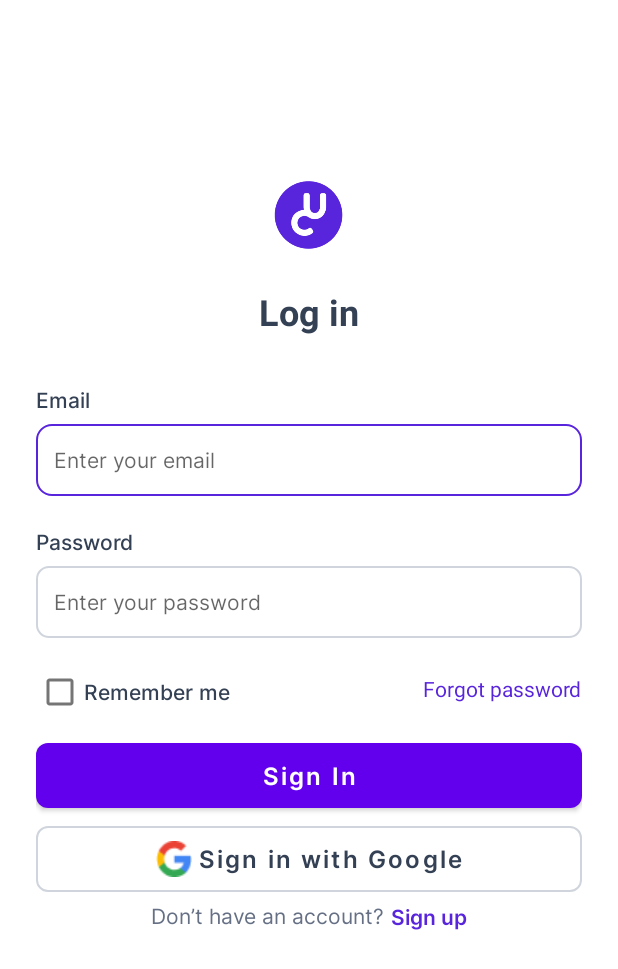
After one commit to Lumos-IL-Massive-Project/lapak-event-mobile-app, an Android app: the SignInActivity screen opened directly, with no data from a screen before it, on a phone screen of 412 x 824 dp. The commit adds this screen. Shown: the top 969 px of the screen. Run offline under Robolectric (Android 15) with nearby library versions, the phone set to English and light mode, and no system bars.

Commit message:
create sign in page & add redirection function

```diff
--- /dev/null
+++ b/app/src/main/java/com/example/connectus/activities/signin/SignInActivity.kt
@@ -0,0 +1,39 @@
+package com.example.connectus.activities.signin
+
+import android.content.Intent
+import android.os.Bundle
+import android.view.View
+import androidx.appcompat.app.AppCompatActivity
+import com.example.connectus.R
+import com.example.connectus.activities.MainActivity
+import com.example.connectus.activities.signup.SignUpActivity
+import com.example.connectus.databinding.ActivitySignInBinding
+
+class SignInActivity : AppCompatActivity(), View.OnClickListener {
+    private lateinit var binding: ActivitySignInBinding
+
+    override fun onCreate(savedInstanceState: Bundle?) {
+        super.onCreate(savedInstanceState)
+        binding = ActivitySignInBinding.inflate(layoutInflater)
+        setContentView(binding.root)
+
+        binding.signInButton.setOnClickListener(this)
+        binding.tvSignUpBtn.setOnClickListener(this)
+    }
+
+    override fun onClick(v: View?) {
+        when (v?.id) {
+            R.id.signInButton -> {
+                handleSignIn()
+            }
+
+            R.id.tvSignUpBtn -> {
+                startActivity(Intent(this, SignUpActivity::class.java))
+            }
+        }
+    }
+
+    private fun handleSignIn() {
+        startActivity(Intent(this, MainActivity::class.java))
+    }
+}
--- /dev/null
+++ b/app/src/main/res/layout/activity_sign_in.xml
@@ -0,0 +1,183 @@
+<?xml version="1.0" encoding="utf-8"?>
+<androidx.constraintlayout.widget.ConstraintLayout xmlns:android="http://schemas.android.com/apk/res/android"
+    xmlns:app="http://schemas.android.com/apk/res-auto"
+    xmlns:tools="http://schemas.android.com/tools"
+    android:layout_width="match_parent"
+    android:layout_height="match_parent"
+    android:paddingHorizontal="24dp"
+    tools:context=".activities.signin.SignInActivity">
+
+    <ImageView
+        android:id="@+id/logo"
+        android:layout_width="48dp"
+        android:layout_height="48dp"
+        android:layout_gravity="center_horizontal"
+        android:layout_marginTop="119dp"
+        android:src="@drawable/logo_small"
+        app:layout_constraintEnd_toEndOf="parent"
+        app:layout_constraintHorizontal_bias="0.498"
+        app:layout_constraintStart_toStartOf="parent"
+        app:layout_constraintTop_toTopOf="parent"
+        app:layout_constraintVertical_bias="0.24" />
+
+    <TextView
+        android:id="@+id/tvLogin"
+        android:layout_width="wrap_content"
+        android:layout_height="wrap_content"
+        android:layout_marginTop="24dp"
+        android:src="@font/inter_medium"
+        android:text="Log in"
+        android:textColor="@color/gray_700"
+        android:textSize="24sp"
+        android:textStyle="bold"
+        app:layout_constraintEnd_toEndOf="parent"
+        app:layout_constraintStart_toStartOf="parent"
+        app:layout_constraintTop_toBottomOf="@+id/logo" />
+
+    <TextView
+        android:id="@+id/tvEmail"
+        android:layout_width="wrap_content"
+        android:layout_height="wrap_content"
+        android:layout_marginTop="32dp"
+        android:fontFamily="@font/inter_medium"
+        android:text="Email"
+        android:textColor="@color/gray_700"
+        android:textSize="14sp"
+        app:layout_constraintStart_toStartOf="parent"
+        app:layout_constraintTop_toBottomOf="@+id/tvLogin" />
+
+    <EditText
+        android:id="@+id/etEmail"
+        android:layout_width="match_parent"
+        android:layout_height="48dp"
+        android:layout_marginTop="6dp"
+        android:autofillHints="emailAddress"
+        android:background="@drawable/custom_input"
+        android:fontFamily="@font/inter_regular"
+        android:hint="Enter your email"
+        android:inputType="textEmailAddress"
+        android:paddingStart="12dp"
+        android:paddingEnd="12dp"
+        android:textColor="@color/gray_500"
+        android:textSize="14sp"
+        app:layout_constraintStart_toStartOf="parent"
+        app:layout_constraintTop_toBottomOf="@+id/tvEmail" />
+
+    <TextView
+        android:id="@+id/tvPassword"
+        android:layout_width="wrap_content"
+        android:layout_height="wrap_content"
+        android:layout_marginTop="20dp"
+        android:fontFamily="@font/inter_medium"
+        android:text="Password"
+        android:textColor="@color/gray_700"
+        android:textSize="14sp"
+        app:layout_constraintStart_toStartOf="parent"
+        app:layout_constraintTop_toBottomOf="@+id/etEmail" />
+
+    <EditText
+        android:id="@+id/etPassword"
+        android:layout_width="match_parent"
+        android:layout_height="48dp"
+        android:layout_marginTop="6dp"
+        android:background="@drawable/custom_input"
+        android:fontFamily="@font/inter_regular"
+        android:hint="Enter your password"
+        android:autofillHints="password"
+        android:inputType="textPassword"
+        android:paddingStart="12dp"
+        android:paddingEnd="12dp"
+        android:textColor="@color/gray_500"
+        android:textSize="14sp"
+        app:layout_constraintStart_toStartOf="parent"
+        app:layout_constraintTop_toBottomOf="@+id/tvPassword" />
+
+    <TextView
+        android:id="@+id/tvForgotPassword"
+        android:layout_width="wrap_content"
+        android:layout_height="wrap_content"
+        android:layout_marginTop="24dp"
+        android:src="@font/inter_semi_bold"
+        android:text="Forgot password"
+        android:textColor="@color/purple_700"
+        android:textSize="14sp"
+        app:layout_constraintEnd_toEndOf="parent"
+        app:layout_constraintTop_toBottomOf="@+id/etPassword" />
+
+    <CheckBox
+        android:id="@+id/checkBox"
+        android:layout_width="wrap_content"
+        android:layout_height="wrap_content"
+        android:layout_marginTop="12dp"
+        android:fontFamily="@font/inter_medium"
+        android:text="Remember me"
+        android:textColor="@color/gray_700"
+        app:layout_constraintStart_toStartOf="parent"
+        app:layout_constraintTop_toBottomOf="@+id/etPassword" />
+
+    <com.google.android.material.button.MaterialButton
+        android:id="@+id/signInButton"
+        android:layout_width="match_parent"
+        android:layout_height="wrap_content"
+        android:layout_marginTop="64dp"
+        android:fontFamily="@font/inter_semi_bold"
+        android:paddingVertical="10dp"
+        android:text="Sign In"
+        android:textAllCaps="false"
+        android:textSize="16sp"
+        app:cornerRadius="8dp"
+        app:layout_constraintEnd_toEndOf="parent"
+        app:layout_constraintStart_toStartOf="parent"
+        app:layout_constraintTop_toBottomOf="@+id/etPassword" />
+
+    <com.google.android.material.button.MaterialButton
+        android:id="@+id/signInButtonWithGoogle"
+        style="@style/Widget.MaterialComponents.Button.OutlinedButton"
+        android:layout_width="match_parent"
+        android:layout_height="wrap_content"
+        android:fontFamily="@font/inter_semi_bold"
+        android:paddingVertical="10dp"
+        android:text="Sign in with Google"
+        android:textAllCaps="false"
+        android:textColor="@color/gray_700"
+        android:textSize="16sp"
+        app:cornerRadius="8dp"
+        app:icon="@drawable/ic_google"
+        app:iconGravity="textStart"
+        app:iconSize="24dp"
+        app:iconTint="@null"
+        app:layout_constraintEnd_toEndOf="parent"
+        app:layout_constraintStart_toStartOf="parent"
+        app:layout_constraintTop_toBottomOf="@+id/signInButton"
+        app:strokeColor="@color/gray_300"
+        app:strokeWidth="1dp" />
+
+    <LinearLayout
+        android:layout_width="match_parent"
+        android:layout_height="wrap_content"
+        android:gravity="center"
+        android:orientation="horizontal"
+        app:layout_constraintEnd_toEndOf="parent"
+        app:layout_constraintStart_toStartOf="parent"
+        app:layout_constraintTop_toBottomOf="@+id/signInButtonWithGoogle">
+
+        <TextView
+            android:id="@+id/tvAccount"
+            android:layout_width="wrap_content"
+            android:layout_height="wrap_content"
+            android:fontFamily="@font/inter_regular"
+            android:text="Don’t have an account? "
+            android:textColor="@color/gray_500"
+            android:textSize="14sp" />
+
+        <TextView
+            android:id="@+id/tvSignUpBtn"
+            android:layout_width="wrap_content"
+            android:layout_height="wrap_content"
+            android:clickable="true"
+            android:fontFamily="@font/inter_semi_bold"
+            android:text="Sign up"
+            android:textColor="@color/purple_700"
+            android:textSize="14sp" />
+    </LinearLayout>
+</androidx.constraintlayout.widget.ConstraintLayout>
```
Also changed, not shown: app/src/main/AndroidManifest.xml (+11 -8 lines), app/src/main/java/com/example/connectus/activities/otp/OTPActivity.kt (added, +38 -0 lines), app/src/main/java/com/example/connectus/activities/otp/Otp.kt (deleted, +0 -12 lines), app/src/main/java/com/example/connectus/activities/search/adapters/RecyclerViewPopularSearchAdapter.kt (+9 -7 lines), app/src/main/java/com/example/connectus/activities/search/adapters/RecyclerViewSearchHistoryAdapter.kt (+9 -6 lines), app/src/main/java/com/example/connectus/activities/signup/SignUp.kt (deleted, +0 -12 lines), app/src/main/java/com/example/connectus/activities/signup/SignUpActivity.kt (added, +39 -0 lines), app/src/main/java/com/example/connectus/activities/splash/SplashActivity.kt (+5 -3 lines), app/src/main/res/layout/activity_otp.xml (+58 -61 lines), app/src/main/res/layout/activity_sign_up.xml (+5 -5 lines), app/src/main/res/drawable/ic_google.png (renamed from app/src/main/res/drawable/google_icon.png).
